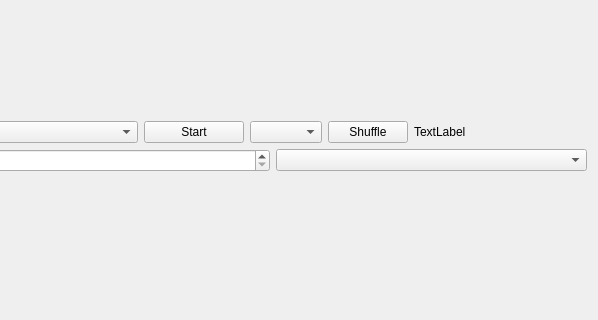
The window that sorting-algorithm-visualization/mainwindow.ui (keiorkt/Sorting-Algorithm-Visualization) describes before a commit, drawn with Qt 5; both pictures show x 127 to 725 and y 203 to 523 of the 725 by 700 pixel window.
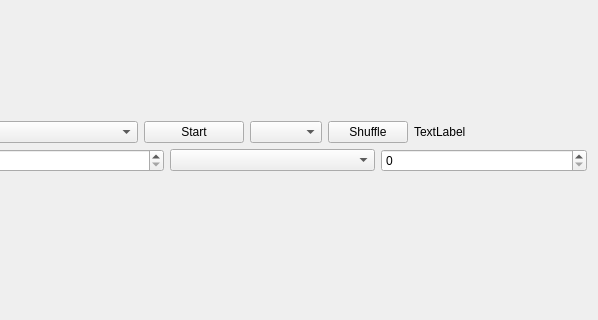
The same window after the commit.

Commit message: size selection

```diff
--- a/sorting-algorithm-visualization/mainwindow.ui
+++ b/sorting-algorithm-visualization/mainwindow.ui
@@ -77,6 +77,9 @@
         <item row="0" column="1">
          <widget class="QComboBox" name="comboPaintType"/>
         </item>
+        <item row="0" column="2">
+         <widget class="QSpinBox" name="spinArraySize"/>
+        </item>
        </layout>
       </item>
       <item row="1" column="0">
```
The commit also changes 2 other files.
